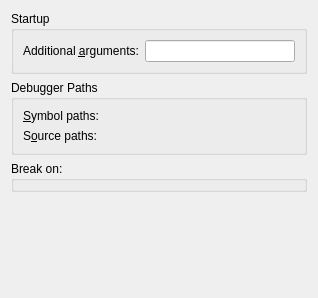
Above: src/plugins/debugger/cdb/cdboptionspagewidget.ui from qt-creator/qt-creator before the change. Below: the same form after it.
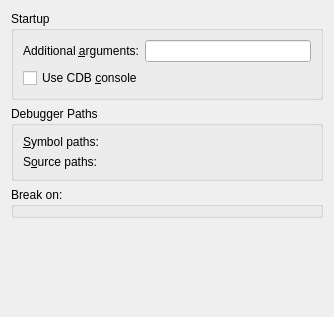
That is the form after the change. Custom widgets are drawn as their Qt base class.

Commit message:
Debugger: Add setting for CDB console.
Task-number: QTCREATORBUG-4762

Diff of the .ui file:
```diff
--- a/src/plugins/debugger/cdb/cdboptionspagewidget.ui
+++ b/src/plugins/debugger/cdb/cdboptionspagewidget.ui
@@ -6,8 +6,8 @@
    <rect>
     <x>0</x>
     <y>0</y>
-    <width>318</width>
-    <height>298</height>
+    <width>334</width>
+    <height>317</height>
    </rect>
   </property>
   <layout class="QVBoxLayout" name="verticalLayout">
@@ -41,6 +41,16 @@
         <item row="0" column="1">
          <widget class="QLineEdit" name="additionalArgumentsLineEdit"/>
         </item>
+        <item row="1" column="0" colspan="2">
+         <widget class="QCheckBox" name="consoleCheckBox">
+          <property name="toolTip">
+           <string>&lt;html&gt;&lt;head/&gt;&lt;body&gt;&lt;p&gt;Use CDB's native console instead of Qt Creator's console for console applications. The native console does not prompt on application exit. It is suitable for diagnosing cases in which the application does not start up properly in Qt Creator's console and the subsequent attach fails.&lt;/p&gt;&lt;/body&gt;&lt;/html&gt;</string>
+          </property>
+          <property name="text">
+           <string>Use CDB &amp;console</string>
+          </property>
+         </widget>
+        </item>
        </layout>
       </widget>
      </item>
```
The commit also changes 4 other files.
